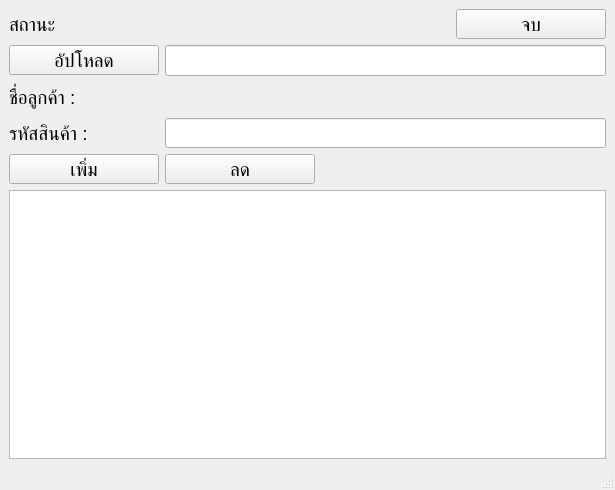
ThanawatKMUTNB/MRINCE, file GUI_Mrince_7.ui: the form before one commit.
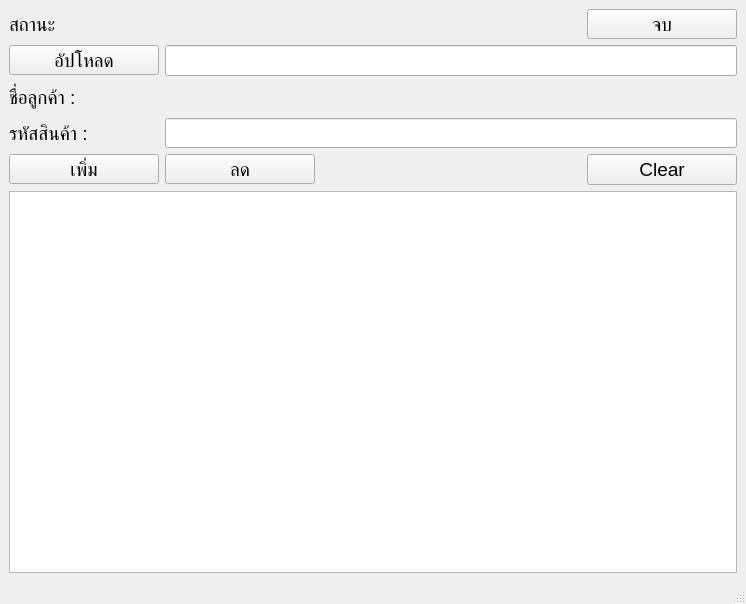
The form after the commit.

Patch:
```diff
--- a/GUI_Mrince_7.ui
+++ b/GUI_Mrince_7.ui
@@ -6,8 +6,8 @@
    <rect>
     <x>0</x>
     <y>0</y>
-    <width>615</width>
-    <height>490</height>
+    <width>746</width>
+    <height>604</height>
    </rect>
   </property>
   <property name="windowTitle">
@@ -336,6 +336,24 @@
       </column>
      </widget>
     </item>
+    <item row="4" column="2">
+     <widget class="QPushButton" name="clearBtn">
+      <property name="sizePolicy">
+       <sizepolicy hsizetype="Minimum" vsizetype="Minimum">
+        <horstretch>0</horstretch>
+        <verstretch>0</verstretch>
+       </sizepolicy>
+      </property>
+      <property name="font">
+       <font>
+        <pointsize>14</pointsize>
+       </font>
+      </property>
+      <property name="text">
+       <string>Clear</string>
+      </property>
+     </widget>
+    </item>
    </layout>
   </widget>
   <widget class="QMenuBar" name="menubar">
```
Left out of the diff: 2 changed lines with no effect on the pictures.
